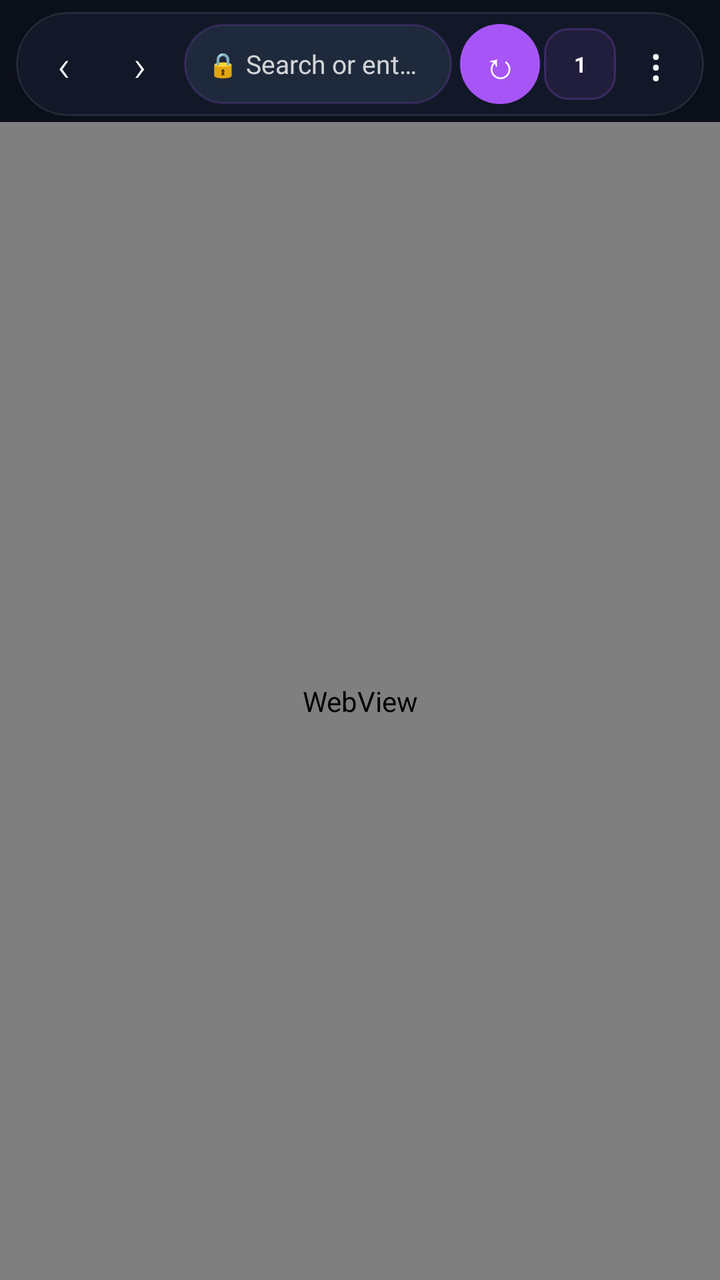
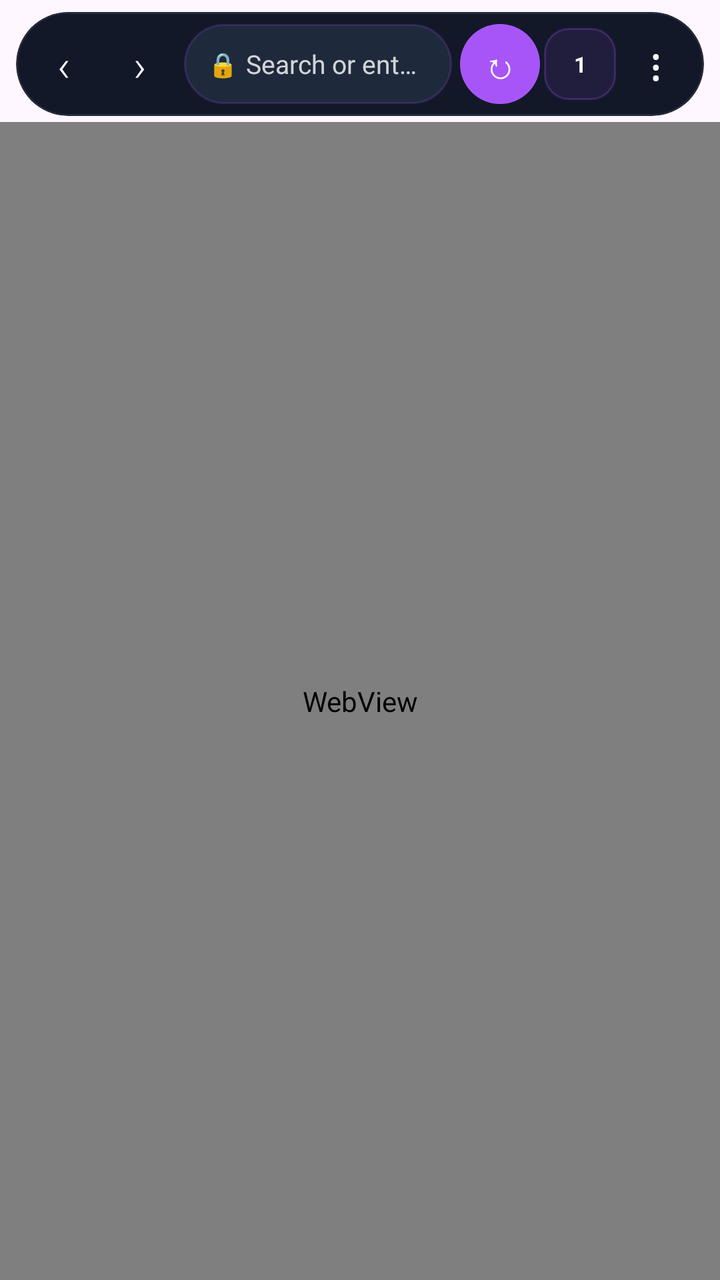

The first picture is an Android layout as it rendered before a commit; the second is the same layout after the commit. The layout source and the unified diff follow.
<!-- AndroidManifest.xml: application theme Theme.LightBrowser -->
<!-- res/layout/fragment_browser.xml -->
<?xml version="1.0" encoding="utf-8"?>
<LinearLayout xmlns:android="http://schemas.android.com/apk/res/android"
    xmlns:app="http://schemas.android.com/apk/res-auto"
    android:layout_width="match_parent"
    android:layout_height="match_parent"
    android:orientation="vertical"
    android:background="@color/bg_dark"
    android:fitsSystemWindows="false">

    
    <com.google.android.material.card.MaterialCardView
        android:id="@+id/toolbarCard"
        android:layout_width="match_parent"
        android:layout_height="wrap_content"
        android:layout_marginHorizontal="8dp"
        android:layout_marginTop="6dp"
        android:layout_marginBottom="3dp"
        app:cardCornerRadius="28dp"
        app:cardBackgroundColor="@color/surface"
        app:strokeColor="#14FFFFFF"
        app:strokeWidth="1dp"
        app:cardElevation="0dp">

        <LinearLayout
            android:layout_width="match_parent"
            android:layout_height="52dp"
            android:orientation="horizontal"
            android:paddingHorizontal="4dp"
            android:paddingVertical="4dp"
            android:gravity="center_vertical">

            
            <TextView
                android:id="@+id/btnBack"
                android:layout_width="40dp"
                android:layout_height="40dp"
                android:gravity="center"
                android:text="‹"
                android:textColor="@color/onSurface"
                android:textSize="22sp"
                android:fontFamily="sans-serif-light"
                android:contentDescription="@string/action_back"
                android:background="?attr/selectableItemBackgroundBorderless"/>

            
            <TextView
                android:id="@+id/btnForward"
                android:layout_width="36dp"
                android:layout_height="40dp"
                android:gravity="center"
                android:text="›"
                android:textColor="@color/onSurface"
                android:textSize="22sp"
                android:fontFamily="sans-serif-light"
                android:contentDescription="@string/action_forward"
                android:background="?attr/selectableItemBackgroundBorderless"/>

            
            <FrameLayout
                android:layout_width="0dp"
                android:layout_height="40dp"
                android:layout_weight="1"
                android:layout_marginHorizontal="4dp">

                
                <LinearLayout
                    android:id="@+id/urlCollapsed"
                    android:layout_width="match_parent"
                    android:layout_height="match_parent"
                    android:orientation="horizontal"
                    android:gravity="center"
                    android:background="@drawable/bg_url_bar"
                    android:paddingHorizontal="12dp"
                    android:clickable="true"
                    android:focusable="true">

                    <TextView
                        android:id="@+id/tvLock"
                        android:layout_width="wrap_content"
                        android:layout_height="wrap_content"
                        android:text="🔒"
                        android:textSize="12sp"
                        android:paddingEnd="4dp" />

                    <TextView
                        android:id="@+id/tvDomain"
                        android:layout_width="wrap_content"
                        android:layout_height="wrap_content"
                        android:text="Search or enter URL"
                        android:textColor="#CCFFFFFF"
                        android:textSize="13sp"
                        android:singleLine="true"
                        android:ellipsize="end"
                        android:maxWidth="220dp" />
                </LinearLayout>

                
                <EditText
                    android:id="@+id/urlBar"
                    android:layout_width="match_parent"
                    android:layout_height="match_parent"
                    android:background="@drawable/bg_url_bar"
                    android:hint="@string/hint_url"
                    android:textColor="@color/white"
                    android:textColorHint="#66FFFFFF"
                    android:paddingHorizontal="14dp"
                    android:singleLine="true"
                    android:imeOptions="actionGo"
                    android:inputType="textUri"
                    android:textSize="13sp"
                    android:fontFamily="sans-serif"
                    android:visibility="gone"
                    android:elevation="0dp"/>
            </FrameLayout>

            
            <TextView
                android:id="@+id/btnGo"
                android:layout_width="40dp"
                android:layout_height="40dp"
                android:gravity="center"
                android:text="↻"
                android:textColor="@color/white"
                android:background="@drawable/bg_btn_go"
                android:textSize="18sp"
                android:contentDescription="@string/action_go"/>

            
            <TextView
                android:id="@+id/btnTabCount"
                android:layout_width="36dp"
                android:layout_height="36dp"
                android:gravity="center"
                android:text="1"
                android:textColor="@color/onSurface"
                android:textSize="11sp"
                android:textStyle="bold"
                android:background="@drawable/bg_badge"
                android:contentDescription="Tabs"
                android:layout_marginStart="2dp"/>

            
            <TextView
                android:id="@+id/btnMore"
                android:layout_width="40dp"
                android:layout_height="40dp"
                android:gravity="center"
                android:text="⋮"
                android:textColor="@color/onSurface"
                android:textSize="22sp"
                android:background="?attr/selectableItemBackgroundBorderless"/>
        </LinearLayout>
    </com.google.android.material.card.MaterialCardView>

    <ProgressBar
        android:id="@+id/progress"
        style="?android:attr/progressBarStyleHorizontal"
        android:layout_width="match_parent"
        android:layout_height="3dp"
        android:layout_marginHorizontal="8dp"
        android:max="100"
        android:progressTint="@color/teal_500"
        android:progressBackgroundTint="#0DFFFFFF"
        android:visibility="gone"/>

    <WebView
        android:id="@+id/webView"
        android:layout_width="match_parent"
        android:layout_height="0dp"
        android:layout_weight="1"
        android:background="@color/bg_dark"
        android:fitsSystemWindows="false"/>

</LinearLayout>
<!-- resources referenced by this layout -->
<resources>
  <color name="bg_dark">#0B0F19</color>
  <color name="onSurface">#F8FAFC</color>
  <color name="surface">#121827</color>
  <color name="teal_500">#14B8A6</color>
  <color name="white">#FFFFFF</color>
  <!-- drawable bg_badge (drawable) -->
  <shape xmlns:android="http://schemas.android.com/apk/res/android" android:shape="rectangle">
      <corners android:radius="12dp"/>
      <solid android:color="#1AA855F7"/>
      <stroke android:width="1dp" android:color="#40A855F7"/>
  </shape>
  <!-- drawable bg_btn_go (drawable) -->
  <shape xmlns:android="http://schemas.android.com/apk/res/android" android:shape="rectangle">
      <corners android:radius="20dp"/>
      <solid android:color="#A855F7"/>
  </shape>
  <!-- drawable bg_url_bar (drawable) -->
  <shape xmlns:android="http://schemas.android.com/apk/res/android" android:shape="rectangle">
      <corners android:radius="20dp"/>
      <solid android:color="#1E293B"/>
      <stroke android:width="1dp" android:color="#33A855F7"/>
  </shape>
  <string name="action_back">←</string>
  <string name="action_forward">→</string>
  <string name="action_go">Go</string>
  <string name="hint_url">Search or enter URL</string>
  <style name="Theme.LightBrowser" parent="Theme.Material3.DayNight.NoActionBar">
          <item name="colorPrimary">@color/teal_700</item>
          <item name="colorOnPrimary">@color/white</item>
          <item name="colorPrimaryContainer">@color/teal_200</item>
          <item name="colorOnPrimaryContainer">@color/black</item>
          <item name="colorSecondary">@color/teal_200</item>
          <item name="colorSecondaryContainer">@color/teal_700</item>
          <item name="colorSurface">@color/surface</item>
          <item name="colorSurfaceVariant">@color/surfaceVariant</item>
          <item name="colorOnSurface">@color/onSurface</item>
          <item name="colorOnSurfaceVariant">@color/onSurfaceVariant</item>
          <item name="colorOutline">@color/outline</item>
          <item name="android:statusBarColor">@android:color/transparent</item>
          <item name="android:navigationBarColor">@android:color/transparent</item>
          <item name="android:windowLightStatusBar">false</item>
          <item name="android:windowLightNavigationBar">false</item>
          <item name="bottomNavigationStyle">@style/Widget.LightBrowser.BottomNav</item>
          
          <item name="textAppearanceTitleLarge">@style/TextAppearance.LightBrowser.TitleLarge</item>
          <item name="textAppearanceBodyMedium">@style/TextAppearance.LightBrowser.Body</item>
      </style>
  <color name="teal_700">#0F766E</color>
  <color name="teal_200">#5EEAD4</color>
  <color name="black">#000000</color>
  <color name="surfaceVariant">#1E293B</color>
  <color name="onSurfaceVariant">#94A3B8</color>
  <color name="outline">#334155</color>
  <style name="Widget.LightBrowser.BottomNav" parent="Widget.Material3.BottomNavigationView">
          <item name="android:background">@color/surface</item>
          <item name="itemIconTint">@color/bottom_nav_colors</item>
          <item name="itemTextColor">@color/bottom_nav_colors</item>
          <item name="itemActiveIndicatorStyle">@style/Widget.LightBrowser.Indicator</item>
      </style>
  <style name="TextAppearance.LightBrowser.TitleLarge" parent="TextAppearance.Material3.TitleLarge">
          <item name="android:fontFamily">sans-serif</item>
          <item name="android:textColor">@color/onSurface</item>
          <item name="android:letterSpacing">-0.02</item>
      </style>
  <style name="TextAppearance.LightBrowser.Body" parent="TextAppearance.Material3.BodyMedium">
          <item name="android:fontFamily">sans-serif</item>
          <item name="android:textColor">@color/onSurfaceVariant</item>
      </style>
  <style name="Widget.LightBrowser.Indicator" parent="Widget.Material3.BottomNavigationView.ActiveIndicator">
          <item name="android:color">@color/teal_200</item>
          <item name="shapeAppearance">@style/ShapeAppearance.Material3.SmallComponent</item>
      </style>
</resources>

<!-- the commit's change to res/layout/fragment_browser.xml (unified diff, before → after) -->
@@ -4,8 +4,7 @@
     android:layout_width="match_parent"
     android:layout_height="match_parent"
     android:orientation="vertical"
-    android:background="@color/bg_dark"
-    android:fitsSystemWindows="false">
+    android:background="@android:color/transparent">
 
     
     <com.google.android.material.card.MaterialCardView
